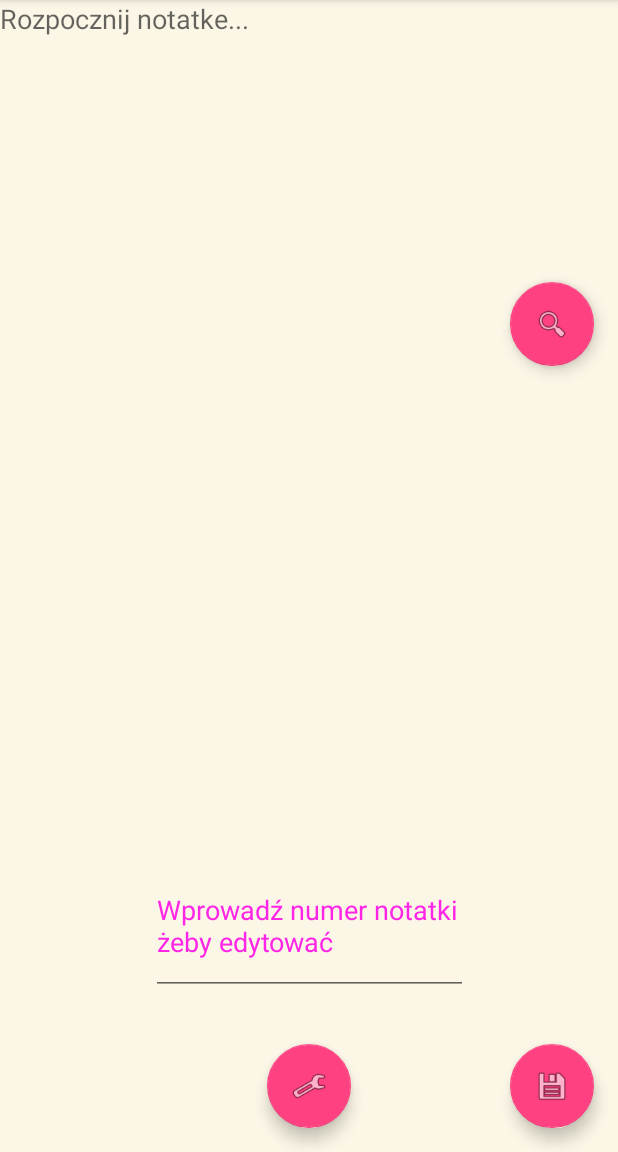
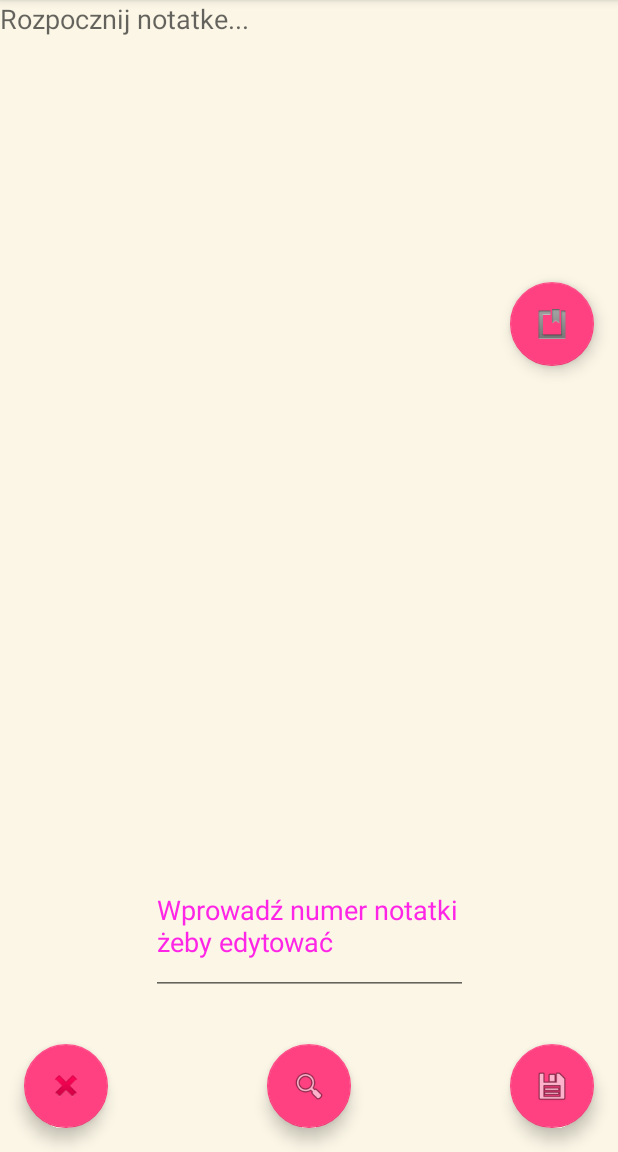
Before and after one commit to Akoszewski/Leszy, an Android app: the NotepadActivity screen opened directly, with no data from a screen before it, after a tap on an icon or button, on a phone screen of 412 x 824 dp, the part 84-1236 px from its top. Run offline under Robolectric (Android 15) with nearby library versions, the phone set to English and light mode, and no system bars.

Commit message:
Dodanie mozliwosci usuwania notatek i naprawa kilku bledow notatnika

```diff
--- a/app/src/main/java/com/example/user/Leszy/NotepadActivity.java
+++ b/app/src/main/java/com/example/user/Leszy/NotepadActivity.java
@@ -49,6 +49,16 @@ public class NotepadActivity extends AppCompatActivity {
             }
         });
 
+        final FloatingActionButton fab4 = (FloatingActionButton) findViewById(R.id.fab4);
+        fab4.setOnClickListener(new View.OnClickListener() {
+            @Override
+            public void onClick(View view) {
+                deleteFile("Note" + editNote.getText() + ".txt");
+                Delete("Note" + editNote.getText() + ".txt");
+                fab3.setEnabled(true);
+            }
+        });
+
 
         FloatingActionButton fab = (FloatingActionButton) findViewById(R.id.fab);
         fab.setOnClickListener(new View.OnClickListener() {
@@ -58,9 +68,9 @@ public class NotepadActivity extends AppCompatActivity {
                 if(fab3.isEnabled())
                 {
                     for (i = 1; i < 10; i++) {
-                        if (FileExists("Note" + i + ".txt")) {
-                            i++;
-                        } else {
+                        if (FileExists("Note" + i + ".txt"))
+                        {}
+                            else {
                             Save("Note" + i + ".txt");
                             break;
                         }
@@ -124,6 +134,15 @@ public class NotepadActivity extends AppCompatActivity {
         }
     }
 
+    public void Delete(String fileName) {
+        try {
+            deleteFile(fileName);
+            Toast.makeText(this, "Notatka usunięta!", Toast.LENGTH_SHORT).show();
+        } catch (Throwable t) {
+            Toast.makeText(this, "Wyjątek: " + t.toString(), Toast.LENGTH_LONG).show();
+        }
+    }
+
     public void back2(View view) {
         onBackPressed();
     }
--- a/app/src/main/res/layout/notepad_layout.xml
+++ b/app/src/main/res/layout/notepad_layout.xml
@@ -17,7 +17,7 @@
         android:hint="Rozpocznij notatke..."
         app:layout_constraintBottom_toBottomOf="parent"
         app:layout_constraintEnd_toEndOf="parent"
-        app:layout_constraintHorizontal_bias="1.0"
+        app:layout_constraintHorizontal_bias="0.0"
         app:layout_constraintStart_toStartOf="parent" />
 
 
@@ -43,7 +43,7 @@
         android:clickable="true"
         app:layout_constraintBottom_toBottomOf="parent"
         app:layout_constraintEnd_toEndOf="parent"
-        app:srcCompat="@android:drawable/ic_menu_search" />
+        app:srcCompat="@android:drawable/ic_input_get" />
 
     <android.support.design.widget.FloatingActionButton
         android:id="@+id/fab3"
@@ -54,7 +54,7 @@
         app:layout_constraintBottom_toBottomOf="parent"
         app:layout_constraintEnd_toEndOf="parent"
         app:layout_constraintStart_toStartOf="parent"
-        app:srcCompat="@android:drawable/ic_menu_preferences" />
+        app:srcCompat="@android:drawable/ic_menu_search" />
 
     <EditText
         android:id="@+id/editText"
@@ -70,4 +70,17 @@
         app:layout_constraintTop_toTopOf="parent"
         app:layout_constraintVertical_bias="0.845" />
 
+    <android.support.design.widget.FloatingActionButton
+        android:id="@+id/fab4"
+        android:layout_width="wrap_content"
+        android:layout_height="wrap_content"
+        android:layout_marginBottom="16dp"
+        android:layout_marginLeft="16dp"
+        android:layout_marginStart="16dp"
+        android:clickable="true"
+        app:layout_constraintBottom_toBottomOf="parent"
+        app:layout_constraintStart_toStartOf="parent"
+        app:srcCompat="@android:drawable/ic_delete" />
+
+
 </android.support.constraint.ConstraintLayout>
```
